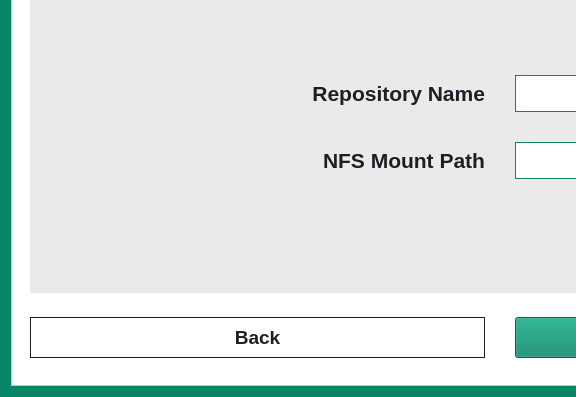
Above: src/gui/dialog/create_repository_dialog.ui from HPE-Backup-and-Recovery-System/ResilioZ before the change; both pictures show x 0 to 576 and y 203 to 600 of the 1000 by 600 pixel window. Below: the same form after it.
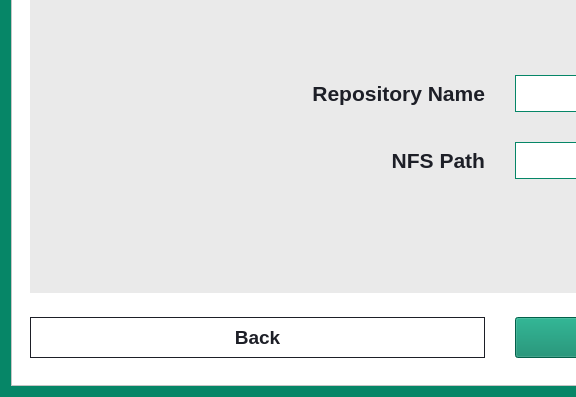
That is the form after the change. The open tabs and pages were chosen to show the change.

```diff
--- a/src/gui/dialog/create_repository_dialog.ui
+++ b/src/gui/dialog/create_repository_dialog.ui
@@ -663,7 +663,7 @@
                    <item row="1" column="0">
                     <widget class="QLabel" name="nfsMountPathLabel">
                      <property name="text">
-                      <string>NFS Mount Path</string>
+                      <string>NFS Path</string>
                      </property>
                      <property name="alignment">
                       <set>Qt::AlignRight|Qt::AlignTrailing|Qt::AlignVCenter</set>
```
Left out of the diff: 4 changed lines with no effect on the pictures.
